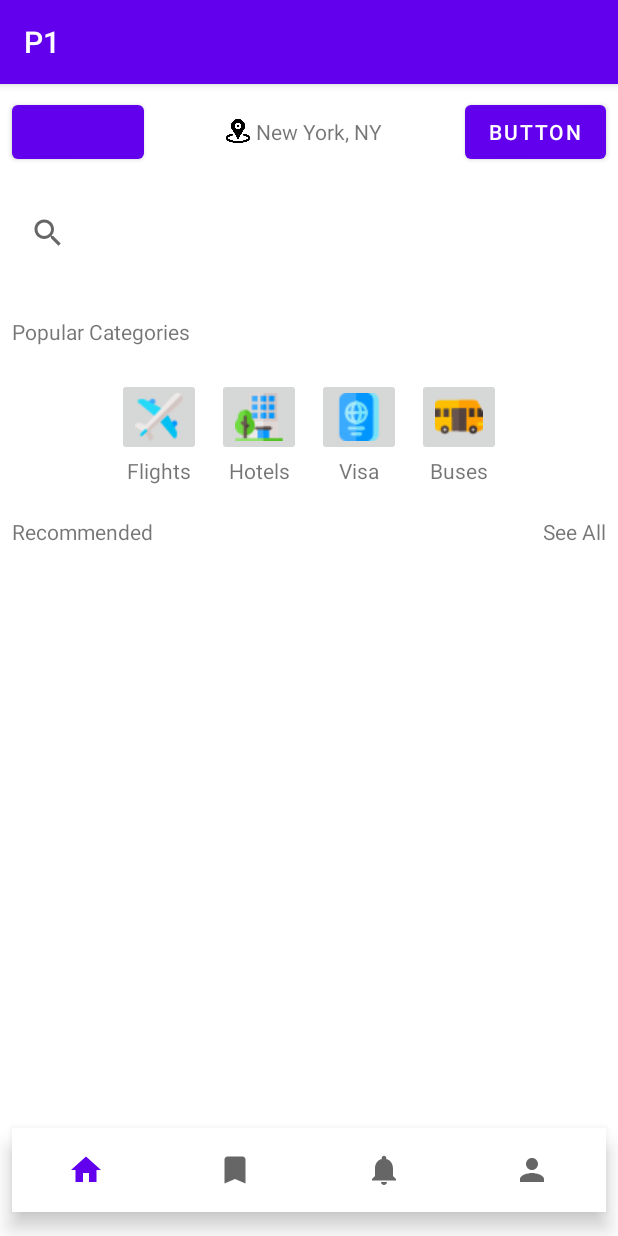
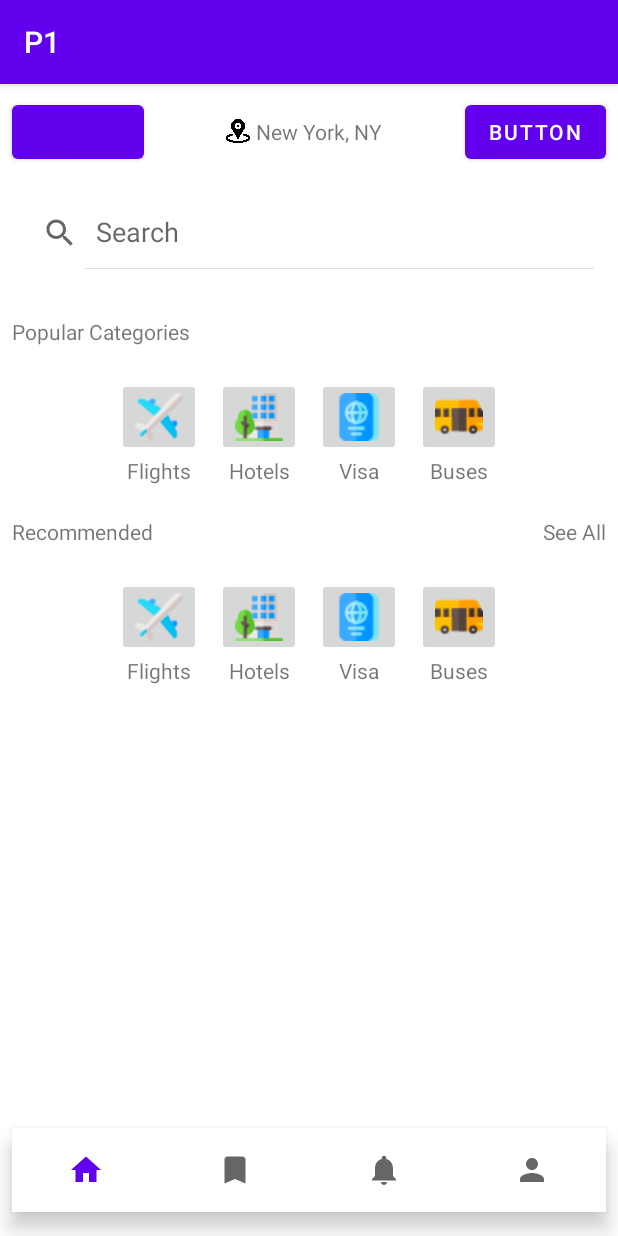
Before and after one commit to Alireza1044/mobile-p1, an Android app: the screen it shows after launch (MainActivity), on a phone screen of 412 x 824 dp. Run offline under Robolectric (Android 15) with nearby library versions, the phone set to English and light mode, and no system bars.

Commit message:
Add Recommended layout and fix searchview

```diff
--- a/app/src/main/res/layout/activity_main.xml
+++ b/app/src/main/res/layout/activity_main.xml
@@ -14,7 +14,6 @@
         android:layout_marginTop="8dp"
         app:layout_constraintStart_toStartOf="parent"
         app:layout_constraintTop_toTopOf="parent" />
-
 
 
     <Button
@@ -52,7 +51,7 @@
             android:layout_width="wrap_content"
             android:layout_height="wrap_content"
             android:padding="2dp"
-            android:text="New York, NY" />
+            android:text="@string/location" />
     </LinearLayout>
 
     <SearchView
@@ -62,6 +61,8 @@
         android:layout_marginStart="8dp"
         android:layout_marginTop="32dp"
         android:layout_marginEnd="8dp"
+        android:queryHint="Search"
+        android:iconifiedByDefault="false"
         app:layout_constraintEnd_toEndOf="parent"
         app:layout_constraintStart_toStartOf="parent"
         app:layout_constraintTop_toBottomOf="@+id/linearLayout" />
@@ -72,7 +73,7 @@
         android:layout_height="wrap_content"
         android:layout_marginStart="8dp"
         android:layout_marginTop="32dp"
-        android:text="Popular Categories"
+        android:text="@string/button_category"
         app:layout_constraintStart_toStartOf="parent"
         app:layout_constraintTop_toBottomOf="@+id/searchView" />
 
@@ -88,7 +89,6 @@
         app:layout_constraintEnd_toEndOf="parent"
         app:layout_constraintStart_toStartOf="parent"
         app:menu="@menu/menu_bottom_navigation" />
-
 
 
     <LinearLayout
@@ -187,7 +187,7 @@
         android:layout_height="wrap_content"
         android:layout_marginStart="8dp"
         android:layout_marginTop="16dp"
-        android:text="Recommended"
+        android:text="@string/button_recommended"
         app:layout_constraintStart_toStartOf="parent"
         app:layout_constraintTop_toBottomOf="@+id/linearLayout3" />
 
@@ -197,10 +197,101 @@
         android:layout_height="wrap_content"
         android:layout_marginTop="16dp"
         android:layout_marginEnd="8dp"
-        android:text="See All"
+        android:text="@string/button_see_all"
         app:layout_constraintEnd_toEndOf="parent"
         app:layout_constraintTop_toBottomOf="@+id/linearLayout3" />
 
 
 
+    <LinearLayout
+        android:id="@+id/linearLayout4"
+        android:layout_width="wrap_content"
+        android:layout_height="wrap_content"
+        android:layout_marginStart="8dp"
+        android:layout_marginTop="16dp"
+        android:layout_marginEnd="8dp"
+        android:orientation="horizontal"
+        app:layout_constraintEnd_toEndOf="parent"
+        app:layout_constraintStart_toStartOf="parent"
+        app:layout_constraintTop_toBottomOf="@+id/textView4">
+
+        <LinearLayout
+            android:layout_width="match_parent"
+            android:layout_height="match_parent"
+            android:orientation="vertical"
+            android:padding="5dp">
+
+            <ImageButton
+                android:id="@+id/imageButton5"
+                android:layout_width="match_parent"
+                android:layout_height="wrap_content"
+                app:srcCompat="@drawable/plane" />
+
+            <TextView
+                android:layout_width="match_parent"
+                android:layout_height="wrap_content"
+                android:gravity="center"
+                android:text="@string/flights_category_text" />
+        </LinearLayout>
+
+        <LinearLayout
+            android:layout_width="match_parent"
+            android:layout_height="match_parent"
+            android:orientation="vertical"
+            android:padding="5dp">
+
+            <ImageButton
+                android:id="@+id/imageButton6"
+                android:layout_width="match_parent"
+                android:layout_height="wrap_content"
+                app:srcCompat="@drawable/hotel" />
+
+            <TextView
+                android:layout_width="match_parent"
+                android:layout_height="wrap_content"
+                android:gravity="center"
+                android:text="@string/hotels_category_text" />
+        </LinearLayout>
+
+        <LinearLayout
+            android:layout_width="match_parent"
+            android:layout_height="match_parent"
+            android:orientation="vertical"
+            android:padding="5dp">
+
+            <ImageButton
+                android:id="@+id/imageButton7"
+                android:layout_width="match_parent"
+                android:layout_height="wrap_content"
+                app:srcCompat="@drawable/passport" />
+
+            <TextView
+                android:layout_width="match_parent"
+                android:layout_height="wrap_content"
+                android:gravity="center"
+                android:text="@string/visa_category_text" />
+        </LinearLayout>
+
+        <LinearLayout
+            android:layout_width="match_parent"
+            android:layout_height="match_parent"
+            android:orientation="vertical"
+            android:padding="5dp">
+
+            <ImageButton
+                android:id="@+id/imageButton8"
+                android:layout_width="match_parent"
+                android:layout_height="wrap_content"
+                app:srcCompat="@drawable/bus" />
+
+            <TextView
+                android:layout_width="match_parent"
+                android:layout_height="wrap_content"
+                android:gravity="center"
+                android:text="@string/buses_category_text" />
+        </LinearLayout>
+
+    </LinearLayout>
+
+
 </androidx.constraintlayout.widget.ConstraintLayout>
--- a/app/src/main/res/values/strings.xml
+++ b/app/src/main/res/values/strings.xml
@@ -6,4 +6,7 @@
     <string name="visa_category_text">Visa</string>
     <string name="buses_category_text">Buses</string>
     <string name="location">New York, NY</string>
+    <string name="button_category">Popular Categories</string>
+    <string name="button_see_all">See All</string>
+    <string name="button_recommended">Recommended</string>
 </resources>
```
